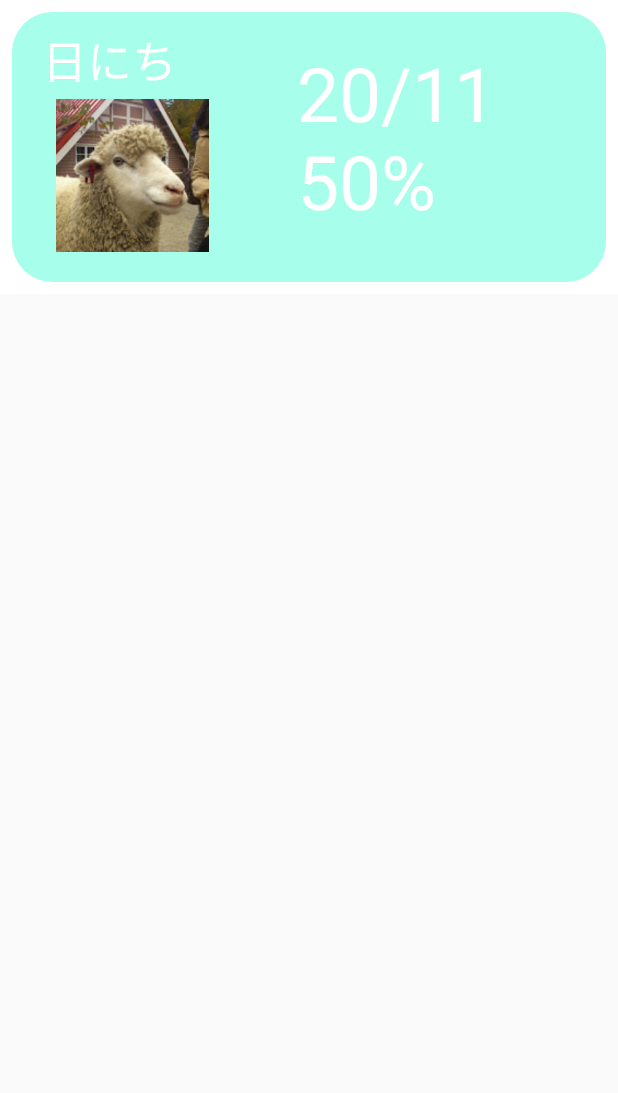
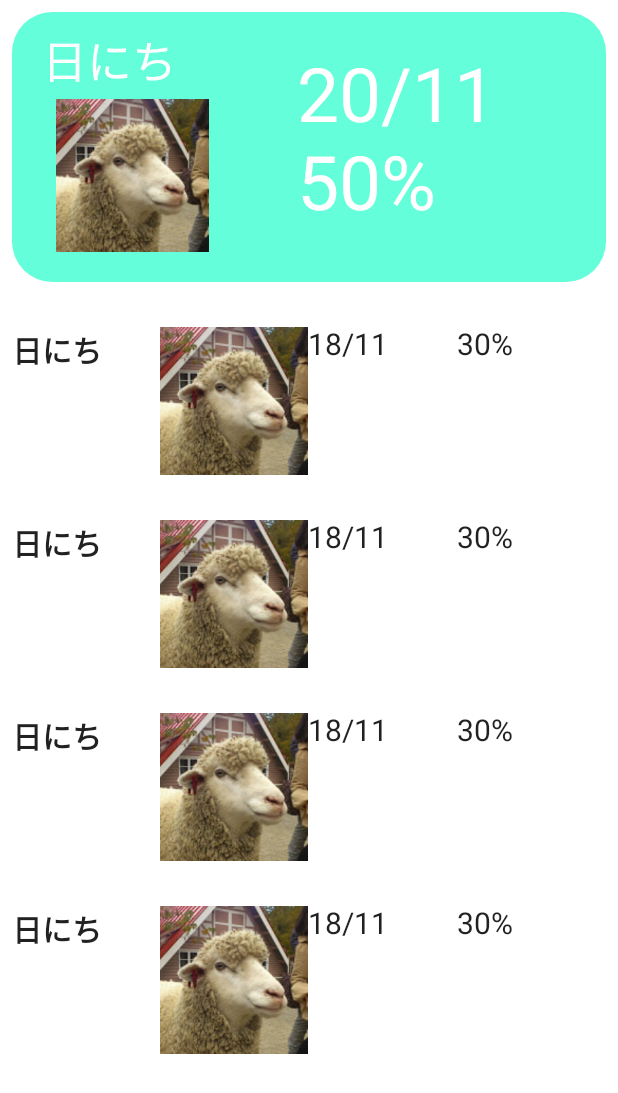
Before and after one commit to Masato70/weatherApp, an Android app built with Jetpack Compose: the screen it shows after launch (MainActivity), on a phone screen of 412 x 824 dp. Shown: the top 1093 px of the screen. Run offline under Robolectric (Android 15) with nearby library versions, the phone set to English and light mode, and no system bars.

Commit message:
UI完成(仮)

```diff
--- a/app/src/main/java/com/example/weatherapp/MainActivity.kt
+++ b/app/src/main/java/com/example/weatherapp/MainActivity.kt
@@ -3,22 +3,15 @@ package com.example.weatherapp
 import android.os.Bundle
 import androidx.activity.ComponentActivity
 import androidx.activity.compose.setContent
-import androidx.compose.foundation.layout.fillMaxSize
-import androidx.compose.material.MaterialTheme
-import androidx.compose.material.Surface
-import androidx.compose.material.Text
-import androidx.compose.runtime.Composable
-import androidx.compose.ui.Modifier
-import androidx.compose.ui.tooling.preview.Preview
+
 import com.example.weatherapp.ui.theme.WeatherAppTheme
 
 class MainActivity : ComponentActivity() {
     override fun onCreate(savedInstanceState: Bundle?) {
         super.onCreate(savedInstanceState)
         setContent {
-            WeatherAppTheme() {
-                weatherDisplay()
-
+            WeatherAppTheme {
+                WeatherDisplay()
             }
         }
     }
--- /dev/null
+++ b/app/src/main/java/com/example/weatherapp/WeatherData.kt
@@ -0,0 +1,15 @@
+package com.example.weatherapp
+
+import androidx.compose.runtime.Composable
+import org.json.JSONObject
+import java.io.BufferedReader
+import java.io.InputStreamReader
+import java.net.URL
+
+data class WeatherData(
+    var db: Int,
+    var temp_min: Int,
+    var temp_max: Int,
+    var pop: Int,
+    var icon: String
+)
--- a/app/src/main/java/com/example/weatherapp/WeatherScreen.kt
+++ b/app/src/main/java/com/example/weatherapp/WeatherScreen.kt
@@ -3,22 +3,30 @@ package com.example.weatherapp
 import androidx.compose.foundation.Image
 import androidx.compose.foundation.background
 import androidx.compose.foundation.layout.*
+import androidx.compose.foundation.rememberScrollState
 import androidx.compose.foundation.shape.RoundedCornerShape
-import androidx.compose.material.Card
+import androidx.compose.foundation.verticalScroll
 import androidx.compose.material.MaterialTheme
 import androidx.compose.material.Text
 import androidx.compose.runtime.Composable
 import androidx.compose.ui.Alignment
 import androidx.compose.ui.Modifier
-import androidx.compose.ui.graphics.Color
-import androidx.compose.ui.modifier.modifierLocalConsumer
+
 import androidx.compose.ui.res.painterResource
+import androidx.compose.ui.text.font.FontStyle
+import androidx.compose.ui.text.font.FontWeight
+import androidx.compose.ui.tooling.preview.Preview
 import androidx.compose.ui.unit.dp
 import androidx.compose.ui.unit.sp
+import com.example.weatherapp.ui.theme.WeatherAppTheme
+import org.json.JSONObject
+import java.io.BufferedReader
+import java.io.InputStreamReader
+import java.net.URL
 
 
 @Composable
-fun weatherDisplay() {
+fun WeatherDisplay() {
 
     Column(
         modifier = Modifier
@@ -38,8 +46,8 @@ fun weatherDisplay() {
 
         ) {
 
-            Row() {
-                Column() {
+            Row {
+                Column {
                     Text(
                         text = "日にち",
                         color = MaterialTheme.colors.surface,
@@ -80,10 +88,63 @@ fun weatherDisplay() {
             }
         }
 
+        Spacer(modifier = Modifier.height(30.dp))
+
+        Column(
+            modifier = Modifier
+                .verticalScroll(rememberScrollState())
+        ) {
+            Row(
+                Modifier.padding(bottom = 30.dp)
+            ) {
+                Text(text = "日にち", Modifier.weight(1f), fontSize = 20.sp, fontWeight = FontWeight.Bold )
+                Image(painter = painterResource(R.drawable.hitu), contentDescription = "weather pictures ", Modifier.weight(1f))
+                Text(text = "18/11", Modifier.weight(1f), fontSize = 20.sp)
+                Text(text = "30%", Modifier.weight(1f), fontSize = 20.sp)
+            }
+
+
+            Row(
+                Modifier.padding(bottom = 30.dp)
+            ) {
+                Text(text = "日にち", Modifier.weight(1f), fontSize = 20.sp, fontWeight = FontWeight.Bold )
+                Image(painter = painterResource(R.drawable.hitu), contentDescription = "weather pictures ", Modifier.weight(1f))
+                Text(text = "18/11", Modifier.weight(1f), fontSize = 20.sp)
+                Text(text = "30%", Modifier.weight(1f), fontSize = 20.sp)
+            }
+
+
+
+            Row(
+                Modifier.padding(bottom = 30.dp)
+            ) {
+                Text(text = "日にち", Modifier.weight(1f), fontSize = 20.sp,fontWeight = FontWeight.Bold  )
+                Image(painter = painterResource(R.drawable.hitu), contentDescription = "weather pictures ", Modifier.weight(1f))
+                Text(text = "18/11", Modifier.weight(1f), fontSize = 20.sp)
+                Text(text = "30%", Modifier.weight(1f), fontSize = 20.sp)
+            }
+
+
+
+            Row(
+                Modifier.padding(bottom = 30.dp)
+            ) {
+                Text(text = "日にち", Modifier.weight(1f), fontSize = 20.sp, fontWeight = FontWeight.Bold )
+                Image(painter = painterResource(R.drawable.hitu), contentDescription = "weather pictures ", Modifier.weight(1f))
+                Text(text = "18/11", Modifier.weight(1f), fontSize = 20.sp)
+                Text(text = "30%", Modifier.weight(1f), fontSize = 20.sp)
+            }
+
+
+        }
     }
+}
 
-    Row() {
 
+@Preview
+@Composable
+fun weatherDisplayPreview() {
+    WeatherAppTheme {
+        WeatherDisplay()
     }
-
 }
--- a/app/src/main/java/com/example/weatherapp/ui/theme/Color.kt
+++ b/app/src/main/java/com/example/weatherapp/ui/theme/Color.kt
@@ -6,4 +6,4 @@ val Purple200 = Color(0xFFBB86FC)
 val Purple500 = Color(0xFF6200EE)
 val Purple700 = Color(0xFF3700B3)
 val Teal200 = Color(0xFF03DAC5)
-val lightGreen = Color(0xFFA7FFEB)
+val lightGreen = Color(0xFF64FFDA)
```
